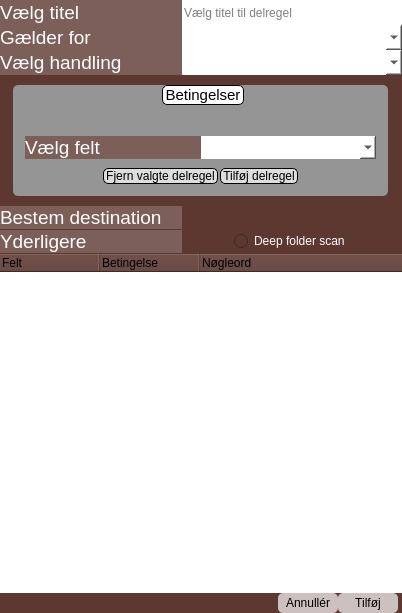
Before: the Qt Designer form ruledialog.ui in Cannabis2013/FileMover, drawn with Qt 5.
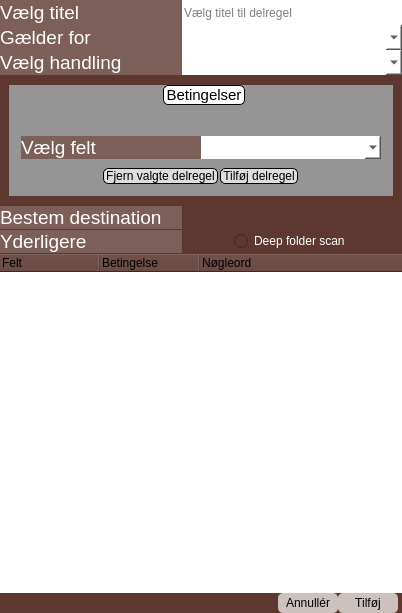
After: the same form once the commit is applied. Icons and pictures are not drawn. Custom widgets are drawn as their Qt base class.

Patch:
```diff
--- a/ruledialog.ui
+++ b/ruledialog.ui
@@ -408,23 +408,17 @@
       <item alignment="Qt::AlignHCenter">
        <widget class="QGroupBox" name="conditionContainer">
         <property name="sizePolicy">
-         <sizepolicy hsizetype="Preferred" vsizetype="Preferred">
+         <sizepolicy hsizetype="Expanding" vsizetype="Expanding">
           <horstretch>0</horstretch>
           <verstretch>0</verstretch>
          </sizepolicy>
         </property>
         <property name="minimumSize">
          <size>
-          <width>375</width>
+          <width>384</width>
           <height>0</height>
          </size>
         </property>
-        <property name="maximumSize">
-         <size>
-          <width>375</width>
-          <height>16777215</height>
-         </size>
-        </property>
         <property name="font">
          <font>
           <pointsize>11</pointsize>
@@ -434,8 +428,7 @@
          <string notr="true">QGroupBox
 {	
 	background-color: rgb(149, 149, 149);
-	border-radius:5px;
-	margin-top:0px;
+	border:0px solid;
 }
 QGroupBox::title
 {
```
